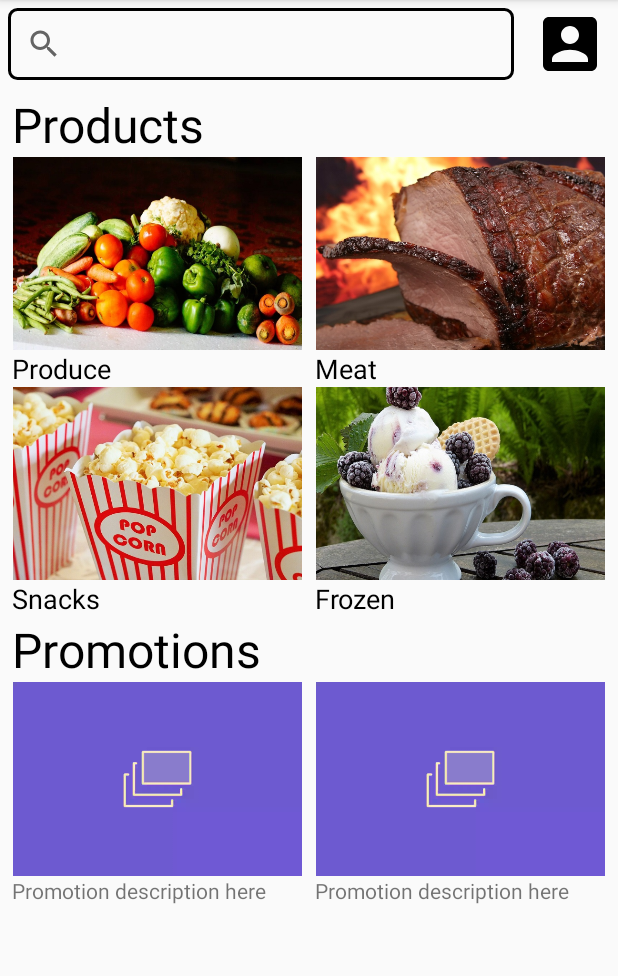
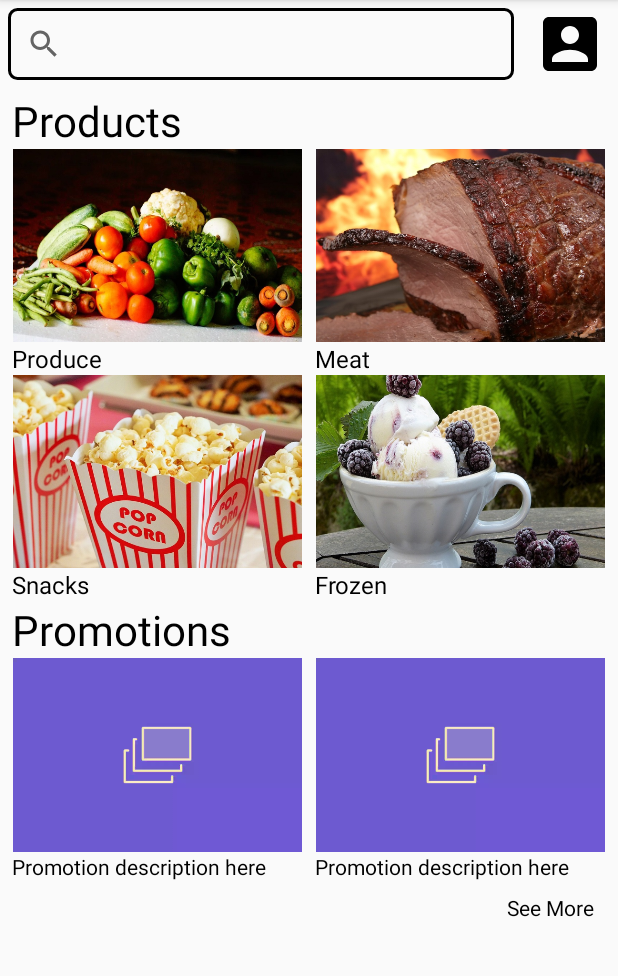
Before and after one commit to kwindischman/roadrunner-grocery, an Android app: the screen it shows after launch (MainActivity), on a phone screen of 412 x 824 dp, the part 84-1060 px from its top. Run offline under Robolectric (Android 15) with nearby library versions, the phone set to English and light mode, and no system bars.

Commit message:
Add 'See More' button to promotions in main activity

```diff
--- a/app/src/main/java/com/cs3773/roadrunnergrocery/Activities/MainActivity.java
+++ b/app/src/main/java/com/cs3773/roadrunnergrocery/Activities/MainActivity.java
@@ -20,6 +20,10 @@ public class MainActivity extends AppCompatActivity {
         setContentView(R.layout.activity_main);
 
         setupAccountIcon();
+        setupProducts();
+        setupPromotions();
+
+        // TODO: Set up the two Promotion views with random items
     }
 
     // Other methods here
@@ -31,4 +35,23 @@ public class MainActivity extends AppCompatActivity {
             startActivity(intent);
         });
     }
+
+    private void setupProducts() {
+        findViewById(R.id.product_image_1).setOnClickListener(v -> {
+            // Open Search activity and show produce
+        });
+        findViewById(R.id.product_image_2).setOnClickListener(v -> {
+            // Open Search activity and show meats
+        });
+        findViewById(R.id.product_image_3).setOnClickListener(v -> {
+            // Open Search activity and show snacks
+        });
+        findViewById(R.id.product_image_4).setOnClickListener(v -> {
+            // Open Search activity and show frozen foods
+        });
+    }
+
+    private void setupPromotions() {
+        // TODO: Grab two random promotions and use their info to make the views
+    }
 }
--- a/app/src/main/res/layout/activity_main.xml
+++ b/app/src/main/res/layout/activity_main.xml
@@ -42,7 +42,7 @@
             android:layout_height="wrap_content"
             android:text="@string/products"
             android:textColor="@color/black"
-            android:textSize="32sp" />
+            android:textSize="28sp" />
 
         <androidx.constraintlayout.widget.ConstraintLayout
             android:layout_width="match_parent"
@@ -68,7 +68,7 @@
                 android:paddingRight="4dp"
                 android:text="@string/produce"
                 android:textColor="@color/black"
-                android:textSize="18sp"
+                android:textSize="16sp"
                 app:layout_constraintEnd_toStartOf="@id/product_text_2"
                 app:layout_constraintStart_toStartOf="parent"
                 app:layout_constraintTop_toBottomOf="@id/product_image_1" />
@@ -93,7 +93,7 @@
                 android:paddingLeft="4dp"
                 android:text="@string/meat"
                 android:textColor="@color/black"
-                android:textSize="18sp"
+                android:textSize="16sp"
                 app:layout_constraintEnd_toEndOf="parent"
                 app:layout_constraintStart_toEndOf="@id/product_text_1"
                 app:layout_constraintTop_toBottomOf="@id/product_image_2" />
@@ -119,7 +119,7 @@
                 android:paddingRight="4dp"
                 android:text="@string/snacks"
                 android:textColor="@color/black"
-                android:textSize="18sp"
+                android:textSize="16sp"
                 app:layout_constraintEnd_toStartOf="@id/product_text_4"
                 app:layout_constraintStart_toStartOf="parent"
                 app:layout_constraintTop_toBottomOf="@id/product_image_3" />
@@ -144,7 +144,7 @@
                 android:paddingLeft="4dp"
                 android:text="@string/frozen"
                 android:textColor="@color/black"
-                android:textSize="18sp"
+                android:textSize="16sp"
                 app:layout_constraintEnd_toEndOf="parent"
                 app:layout_constraintStart_toEndOf="@id/product_text_3"
                 app:layout_constraintTop_toBottomOf="@id/product_image_4" />
@@ -155,7 +155,7 @@
             android:layout_height="wrap_content"
             android:text="@string/promotions"
             android:textColor="@color/black"
-            android:textSize="32sp" />
+            android:textSize="28sp" />
 
         <androidx.constraintlayout.widget.ConstraintLayout
             android:layout_width="match_parent"
@@ -182,6 +182,7 @@
                 android:paddingEnd="4dp"
                 android:paddingRight="4dp"
                 android:text="@string/promo_text_placeholder"
+                android:textColor="@color/black"
                 app:layout_constraintEnd_toStartOf="@id/promo_text_2"
                 app:layout_constraintStart_toStartOf="parent"
                 app:layout_constraintTop_toBottomOf="@id/promo_image_1" />
@@ -205,9 +206,18 @@
                 android:paddingStart="4dp"
                 android:paddingLeft="4dp"
                 android:text="@string/promo_text_placeholder"
+                android:textColor="@color/black"
                 app:layout_constraintEnd_toEndOf="parent"
                 app:layout_constraintStart_toEndOf="@id/promo_text_1"
                 app:layout_constraintTop_toBottomOf="@id/promo_image_2" />
         </androidx.constraintlayout.widget.ConstraintLayout>
+
+        <TextView
+            android:layout_width="wrap_content"
+            android:layout_height="wrap_content"
+            android:layout_gravity="end"
+            android:padding="8dp"
+            android:text="@string/see_more"
+            android:textColor="@color/black" />
     </LinearLayout>
 </androidx.constraintlayout.widget.ConstraintLayout>
--- a/app/src/main/res/values/strings.xml
+++ b/app/src/main/res/values/strings.xml
@@ -7,4 +7,5 @@
     <string name="snacks">Snacks</string>
     <string name="meat">Meat</string>
     <string name="produce">Produce</string>
+    <string name="see_more">See More</string>
 </resources>
```
